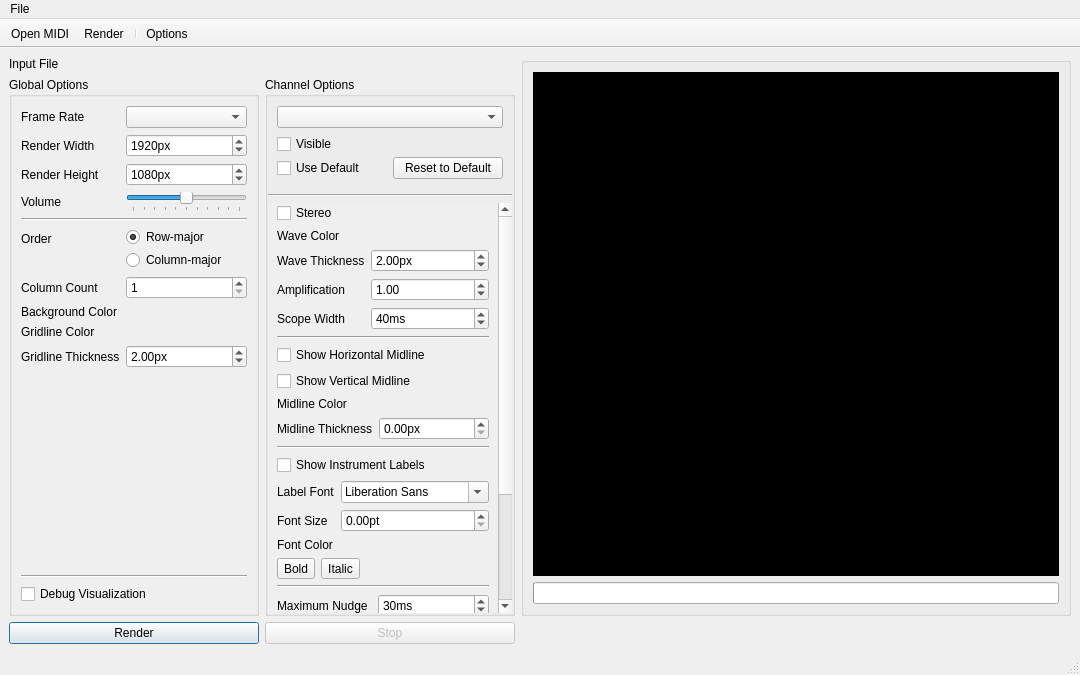
The window that mainwindow.ui (Robert-Furth/Osmium) describes before a commit, drawn with Qt 5.
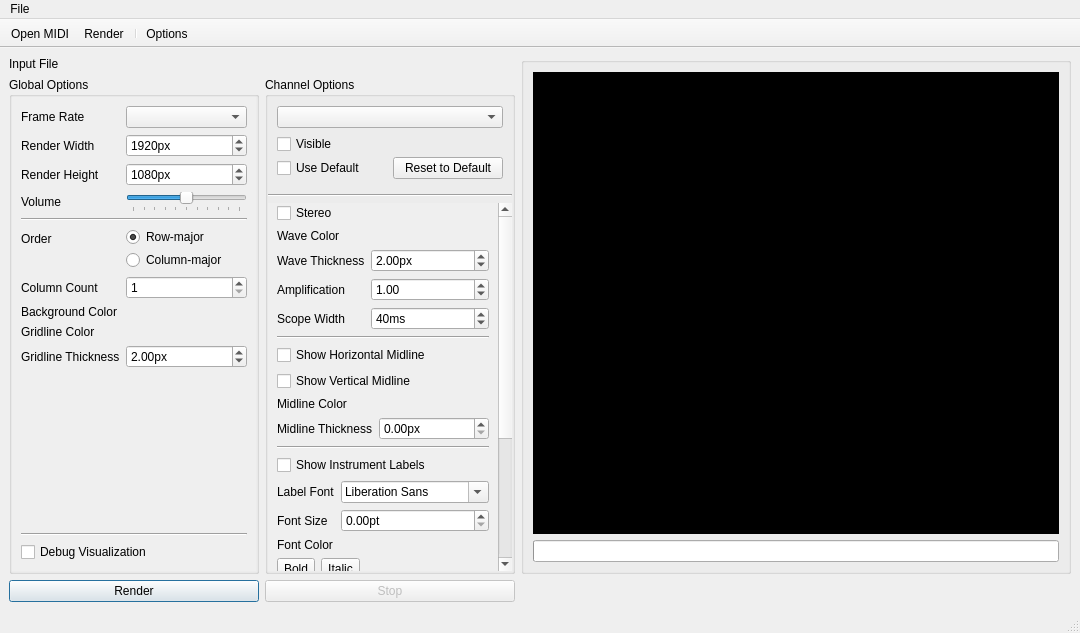
The same window after the commit. Icons and pictures are not drawn. Custom widgets are drawn as their Qt base class.

```diff
--- a/mainwindow.ui
+++ b/mainwindow.ui
@@ -7,7 +7,7 @@
     <x>0</x>
     <y>0</y>
     <width>1080</width>
-    <height>675</height>
+    <height>633</height>
    </rect>
   </property>
   <property name="windowTitle">
@@ -117,7 +117,7 @@
             <x>0</x>
             <y>0</y>
             <width>244</width>
-            <height>468</height>
+            <height>464</height>
            </rect>
           </property>
           <layout class="QVBoxLayout" name="verticalLayout_5">
```
Left out of the diff: 32 changed lines with no effect on the pictures.
